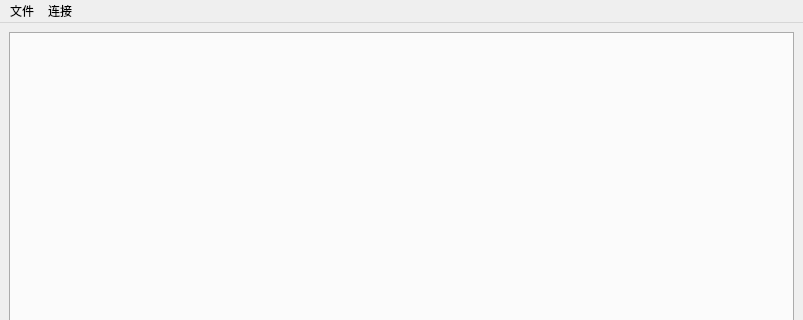
First picture: the form in main_window.ui, repository newel/dsp, before the edit; both pictures show x 0 to 803 and y 0 to 320 of the 803 by 600 pixel window.
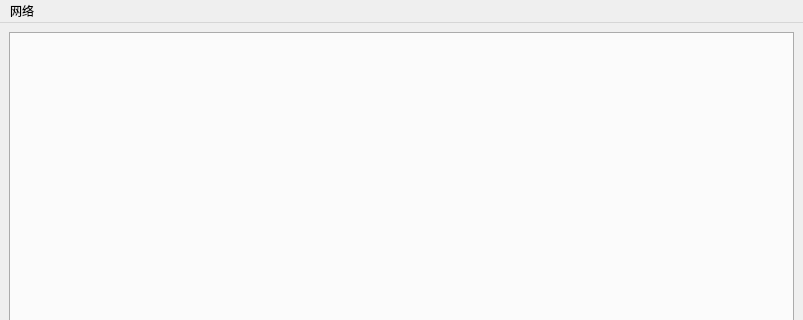
Second picture: the form after the edit.

What changed in the file:
```diff
--- a/main_window.ui
+++ b/main_window.ui
@@ -31,17 +31,11 @@
    </property>
    <widget class="QMenu" name="menu">
     <property name="title">
-     <string>文件</string>
+     <string>网络</string>
     </property>
-    <addaction name="actionopen"/>
-   </widget>
-   <widget class="QMenu" name="menu_2">
-    <property name="title">
-     <string>连接</string>
-    </property>
+    <addaction name="menu_open"/>
    </widget>
    <addaction name="menu"/>
-   <addaction name="menu_2"/>
   </widget>
   <widget class="QStatusBar" name="statusbar"/>
   <action name="actionopen">
```
Left out of the diff: 2 changed lines with no effect on the pictures.
